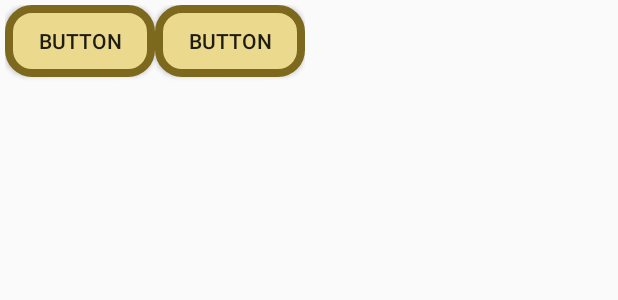
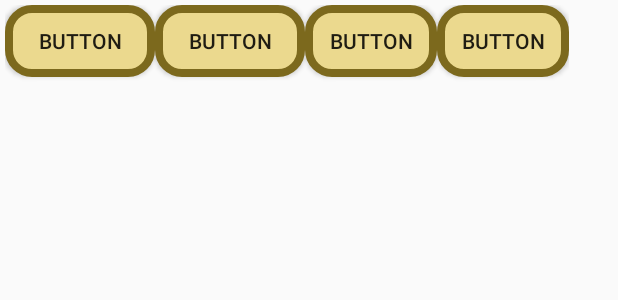
Before and after one commit to wogus3602/BabyChatBot, an Android app: the layout quickreplies_item.xml on its own in the app's theme, with its tools: preview values and no code run, on a phone screen of 412 x 824 dp. Shown: the top 300 px of the screen. Run offline under Robolectric (Android 15) with nearby library versions, the phone set to English and light mode, and no system bars.

Commit message:
버튼 3,4 추가

```diff
--- a/chatbot/src/main/res/layout/quickreplies_item.xml
+++ b/chatbot/src/main/res/layout/quickreplies_item.xml
@@ -22,4 +22,20 @@
         android:gravity="center"
         android:text="Button" />
 
+    <Button
+        android:id="@+id/title3"
+        android:layout_width="wrap_content"
+        android:layout_height="wrap_content"
+        android:background="@drawable/radious"
+        android:layout_weight="1"
+        android:text="Button" />
+
+    <Button
+        android:id="@+id/title4"
+        android:layout_width="wrap_content"
+        android:layout_height="wrap_content"
+        android:background="@drawable/radious"
+        android:layout_weight="1"
+        android:text="Button" />
+
 </LinearLayout>
```
